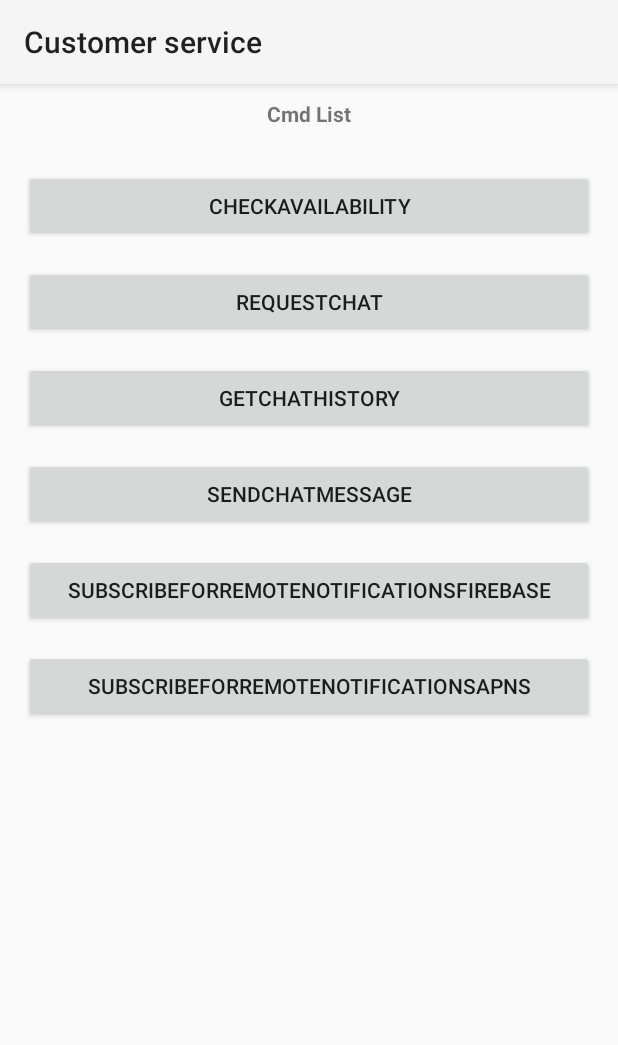
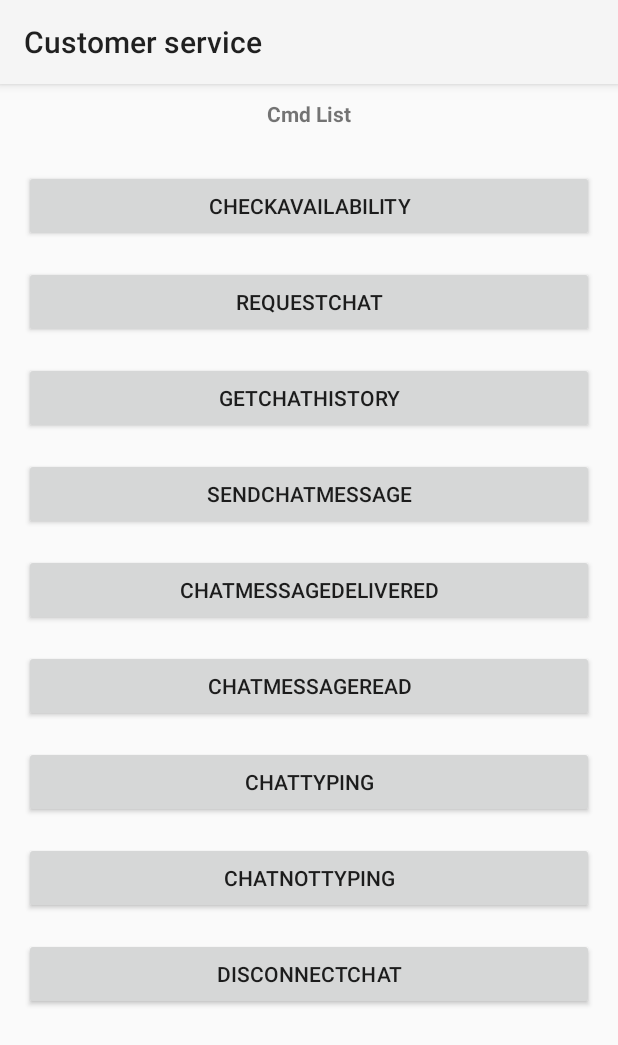
Before and after one commit to ServicePattern/MobileAPI_Android, an Android app: the screen it shows after launch (TestActivity), on a phone screen of 412 x 824 dp. Shown: the top 1045 px of the screen. Run offline under Robolectric (Android 15) with nearby library versions, the light colour scheme and no system bars; our stand-ins replace Volley; network calls fail; 1 statement that could not run was skipped.

Commit message:
rest API functions implemented

```diff
--- a/BPContactCenter/src/main/java/com/brightpattern/bpcontactcenter/interfaces/ContactCenterCommunicating.kt
+++ b/BPContactCenter/src/main/java/com/brightpattern/bpcontactcenter/interfaces/ContactCenterCommunicating.kt
@@ -65,38 +65,38 @@ interface ContactCenterCommunicating {
     ///   - chatID: The current chat ID
     ///   - messageID: The message ID
     ///   - completion: Returns ` .success` or [ContactCenterError](x-source-tag://ContactCenterError) otherwise
-    fun chatMessageDelivered(chatID: String, messageID: String, completion: (Result<Void, Error>) -> Unit)
+    fun chatMessageDelivered(chatID: String, messageID: String, completion: (Result<String, Error>) -> Unit)
 
     /// Confirms that a chat message has been read by the user
     /// - Parameters:
     ///   - chatID: The current chat ID
     ///   - messageID: The message ID
     ///   - completion: Returns `.success` or [ContactCenterError](x-source-tag://ContactCenterError) otherwise
-    fun chatMessageRead(chatID: String, messageID: String, completion: (Result<Void, Error>) -> Unit)
+    fun chatMessageRead(chatID: String, messageID: String, completion: (Result<String, Error>) -> Unit)
 
     /// Informs that a user started to type in a new chat message
     /// - Parameters:
     ///   - chatID: The current chat ID
     ///   - completion: Returns `.success` or [ContactCenterError](x-source-tag://ContactCenterError) otherwise
-    fun chatTyping(chatID: String, completion: (Result<Void, Error>) -> Unit)
+    fun chatTyping(chatID: String, completion: (Result<String, Error>) -> Unit)
 
     /// Informs that a user stopped to type in a new chat message
     /// - Parameters:
     ///   - chatID: The current chat ID
     ///   - completion: Returns `.success` or [ContactCenterError](x-source-tag://ContactCenterError) otherwise
-    fun chatNotTyping(chatID: String, completion: (Result<Void, Error>) -> Unit)
+    fun chatNotTyping(chatID: String, completion: (Result<String, Error>) -> Unit)
 
     /// Request to disconnect chat conversation but keep the session active. Server may continue communicating with the client
     /// - Parameters:
     ///   - chatID: The current chat ID
     ///   - completion: Returns `.success` or [ContactCenterError](x-source-tag://ContactCenterError) otherwise
-    fun disconnectChat(chatID: String, completion: (Result<Void, Error>) -> Unit)
+    fun disconnectChat(chatID: String, completion: (Result<String, Error>) -> Unit)
 
     /// Request to disconnect chat conversation and complete the session. Server will not continue communicating with the client once request is sent
     /// - Parameters:
     ///   - chatID: The current chat ID
     ///   - completion: Returns `.success` or [ContactCenterError](x-source-tag://ContactCenterError) otherwise
-    fun endChat(chatID: String, completion: (Result<Void, Error>) -> Unit)
+    fun endChat(chatID: String, completion: (Result<String, Error>) -> Unit)
 
     /// Subscribes for push notifications from APNs server
     ///
--- a/chatdemo/src/main/java/com/brightpattern/TestActivity.kt
+++ b/chatdemo/src/main/java/com/brightpattern/TestActivity.kt
@@ -54,6 +54,12 @@ class TestActivity : AppCompatActivity() {
                 "sendChatMessage" -> api.sendChatMessage(chatID, "MY MESSAGE") { r -> resultProcessing(r) }
                 "subscribeForRemoteNotificationsFirebase" -> api.subscribeForRemoteNotificationsFirebase(chatID, ChatDemo.gcmToken ?: "unknown") { r -> resultProcessing(r) }
                 "subscribeForRemoteNotificationsAPNs" -> api.subscribeForRemoteNotificationsAPNs(chatID, ChatDemo.gcmToken ?: "unknown") { r -> resultProcessing(r) }
+                "chatMessageDelivered" -> api.chatMessageDelivered(chatID,""){ r -> resultProcessing(r) }
+                "chatMessageRead" -> api.chatMessageRead(chatID,""){ r -> resultProcessing(r) }
+                "chatTyping" -> api.chatTyping(chatID){ r -> resultProcessing(r) }
+                "chatNotTyping" -> api.chatNotTyping(chatID){ r -> resultProcessing(r) }
+                "disconnectChat" -> api.disconnectChat(chatID){ r -> resultProcessing(r) }
+                "endChat" -> api.endChat(chatID){ r -> resultProcessing(r) }
                 else -> Log.e("EEEEE", "########################################################")
             }
         }
--- a/chatdemo/src/main/java/com/brightpattern/recyclerview/FunctionsListAdapter.kt
+++ b/chatdemo/src/main/java/com/brightpattern/recyclerview/FunctionsListAdapter.kt
@@ -10,7 +10,15 @@ import com.brightpattern.chatdemo.R
 
 class FunctionsListAdapter: RecyclerView.Adapter<FunctionsListAdapter.MyViewHolder>() {
 
-    val functionList = listOf("checkAvailability", "requestChat", "getChatHistory", "sendChatMessage", "subscribeForRemoteNotificationsFirebase", "subscribeForRemoteNotificationsAPNs")
+    val functionList = listOf("checkAvailability", "requestChat", "getChatHistory", "sendChatMessage",
+            "chatMessageDelivered",
+            "chatMessageRead",
+            "chatTyping",
+            "chatNotTyping",
+            "disconnectChat",
+            "endChat",
+            "subscribeForRemoteNotificationsFirebase",
+            "subscribeForRemoteNotificationsAPNs")
 
     var selection: ((String) -> Unit)? = null
 
```
Also changed, not shown: BPContactCenter/src/main/java/com/brightpattern/bpcontactcenter/ContactCenterCommunicator.kt (+93 -18 lines).
